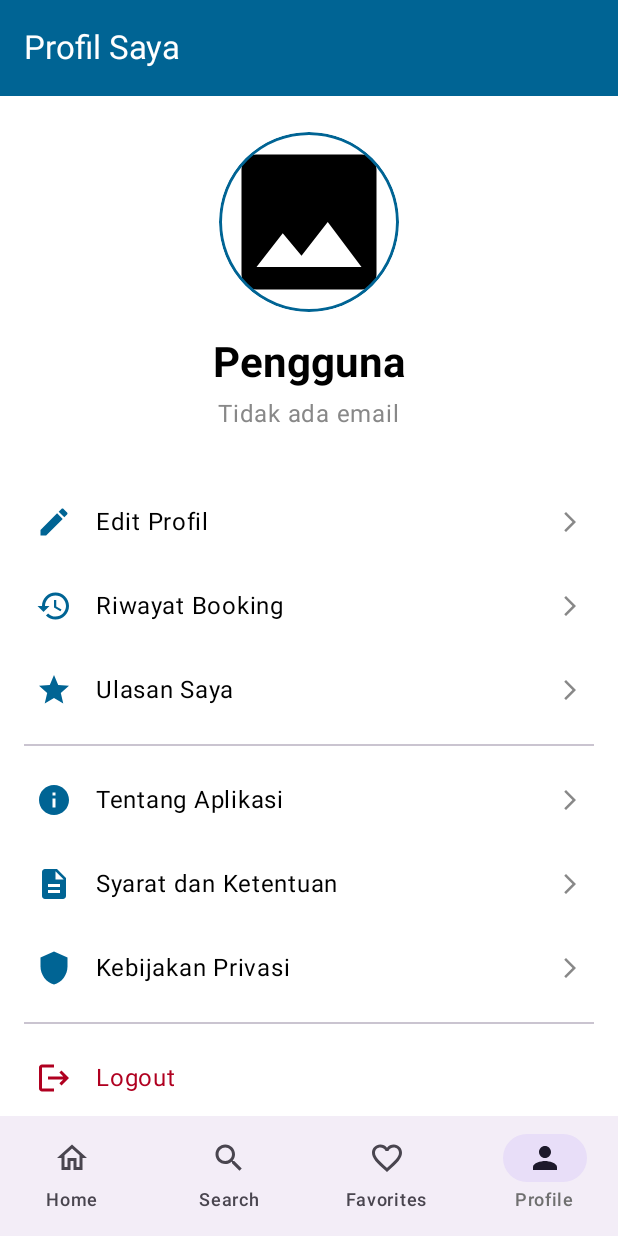
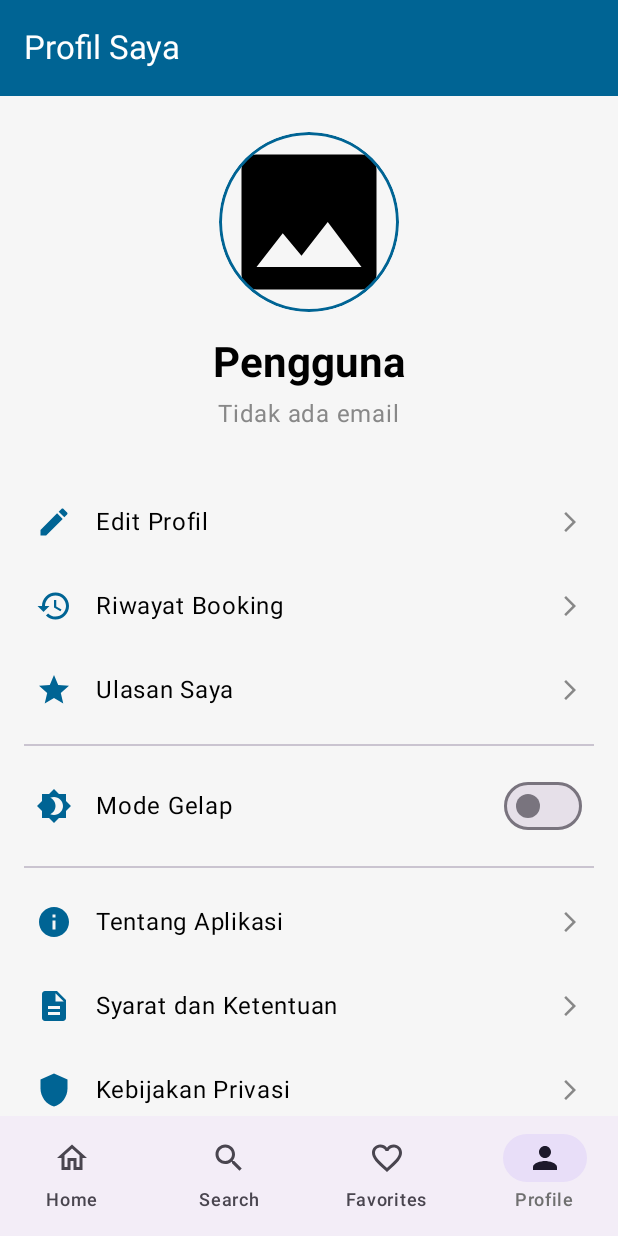
Before and after one commit to zikyegusde/KostFinder, an Android app built with Jetpack Compose: the HomeScreen screen opened through its navigation route, item 4 of the bottom bar chosen, on a phone screen of 412 x 824 dp. Run offline under Robolectric (Android 15) with nearby library versions, the light colour scheme and no system bars; our stand-ins replace Firebase (no records; nobody signed in at launch, a user with empty details on screens opened directly), accompanist; libraries missing offline, so code that uses them is left out: com.cloudinary.android; pictures from the network do not load.

Commit message:
update18

```diff
--- a/app/build.gradle.kts
+++ b/app/build.gradle.kts
@@ -85,6 +85,9 @@ dependencies {
     // ## TAMBAHKAN DEPENDENSI INI UNTUK TAB DAN PAGER ##
     implementation("com.google.accompanist:accompanist-pager:0.28.0")
 
+    // DataStore Preferences
+    implementation("androidx.datastore:datastore-preferences:1.1.1")
+
     // Testing
     testImplementation("junit:junit:4.13.2")
     androidTestImplementation("androidx.test.ext:junit:1.1.5")
--- a/app/src/main/java/com/example/kostfinder/MainActivity.kt
+++ b/app/src/main/java/com/example/kostfinder/MainActivity.kt
@@ -3,14 +3,36 @@ package com.example.kostfinder
 import android.os.Bundle
 import androidx.activity.ComponentActivity
 import androidx.activity.compose.setContent
+import androidx.compose.runtime.collectAsState
+import androidx.compose.runtime.getValue
+import androidx.lifecycle.ViewModelProvider
+import com.example.kostfinder.data.ThemeDataStore
 import com.example.kostfinder.navigation.AppNavigation
 import com.example.kostfinder.ui.theme.KostFinderTheme
 
 class MainActivity : ComponentActivity() {
+
+    private lateinit var themeViewModel: ThemeViewModel
+
     override fun onCreate(savedInstanceState: Bundle?) {
         super.onCreate(savedInstanceState)
+        val themeDataStore = ThemeDataStore(this)
+        themeViewModel = ViewModelProvider(
+            this,
+            object : ViewModelProvider.Factory {
+                override fun <T : androidx.lifecycle.ViewModel> create(modelClass: Class<T>): T {
+                    if (modelClass.isAssignableFrom(ThemeViewModel::class.java)) {
+                        @Suppress("UNCHECKED_CAST")
+                        return ThemeViewModel(themeDataStore) as T
+                    }
+                    throw IllegalArgumentException("Unknown ViewModel class")
+                }
+            }
+        )[ThemeViewModel::class.java]
+
         setContent {
-            KostFinderTheme {
+            val isDarkTheme by themeViewModel.isDarkTheme.collectAsState(initial = false)
+            KostFinderTheme(darkTheme = isDarkTheme) {
                 AppNavigation()
             }
         }
--- /dev/null
+++ b/app/src/main/java/com/example/kostfinder/ThemeViewModel.kt
@@ -0,0 +1,27 @@
+package com.example.kostfinder
+
+import androidx.lifecycle.ViewModel
+import androidx.lifecycle.viewModelScope
+import com.example.kostfinder.data.ThemeDataStore
+import kotlinx.coroutines.flow.SharingStarted
+import kotlinx.coroutines.flow.StateFlow
+import kotlinx.coroutines.flow.map
+import kotlinx.coroutines.flow.stateIn
+import kotlinx.coroutines.launch
+
+class ThemeViewModel(private val themeDataStore: ThemeDataStore) : ViewModel() {
+
+    val isDarkTheme: StateFlow<Boolean> = themeDataStore.isDarkTheme
+        .map { it }
+        .stateIn(
+            scope = viewModelScope,
+            started = SharingStarted.WhileSubscribed(5_000),
+            initialValue = false
+        )
+
+    fun setTheme(isDark: Boolean) {
+        viewModelScope.launch {
+            themeDataStore.setTheme(isDark)
+        }
+    }
+}
--- /dev/null
+++ b/app/src/main/java/com/example/kostfinder/data/ThemeDataStore.kt
@@ -0,0 +1,30 @@
+package com.example.kostfinder.data
+
+import android.content.Context
+import androidx.datastore.core.DataStore
+import androidx.datastore.preferences.core.Preferences
+import androidx.datastore.preferences.core.booleanPreferencesKey
+import androidx.datastore.preferences.core.edit
+import androidx.datastore.preferences.preferencesDataStore
+import kotlinx.coroutines.flow.Flow
+import kotlinx.coroutines.flow.map
+
+// Pindahkan `preferencesDataStore` ke tingkat atas (top-level)
+val Context.dataStore: DataStore<Preferences> by preferencesDataStore(name = "settings")
+
+class ThemeDataStore(private val context: Context) { // Tambahkan `private val`
+
+    private val IS_DARK_THEME = booleanPreferencesKey("is_dark_theme")
+
+    // Sekarang `context` dikenali di sini
+    val isDarkTheme: Flow<Boolean> = context.dataStore.data
+        .map { preferences ->
+            preferences[IS_DARK_THEME] ?: false
+        }
+
+    suspend fun setTheme(isDark: Boolean) {
+        context.dataStore.edit { preferences ->
+            preferences[IS_DARK_THEME] = isDark
+        }
+    }
+}
--- a/app/src/main/java/com/example/kostfinder/screens/ProfileScreen.kt
+++ b/app/src/main/java/com/example/kostfinder/screens/ProfileScreen.kt
@@ -13,20 +13,27 @@ import androidx.compose.material3.*
 import androidx.compose.runtime.Composable
 import androidx.compose.runtime.collectAsState
 import androidx.compose.runtime.getValue
+import androidx.compose.runtime.remember
+import androidx.compose.runtime.rememberCoroutineScope
 import androidx.compose.ui.Alignment
 import androidx.compose.ui.Modifier
 import androidx.compose.ui.draw.clip
 import androidx.compose.ui.graphics.Color
 import androidx.compose.ui.graphics.vector.ImageVector
 import androidx.compose.ui.layout.ContentScale
+import androidx.compose.ui.platform.LocalContext
 import androidx.compose.ui.res.painterResource
 import androidx.compose.ui.text.font.FontWeight
 import androidx.compose.ui.unit.dp
+import androidx.lifecycle.ViewModel
 import androidx.lifecycle.viewmodel.compose.viewModel
 import androidx.navigation.NavController
 import coil.compose.AsyncImage
 import com.example.kostfinder.R
+import com.example.kostfinder.ThemeViewModel
 import com.example.kostfinder.UserViewModel
+import com.example.kostfinder.data.ThemeDataStore
+import kotlinx.coroutines.launch
 
 @OptIn(ExperimentalMaterial3Api::class)
 @Composable
@@ -37,6 +44,23 @@ fun ProfileScreen(
     userViewModel: UserViewModel = viewModel()
 ) {
     val userData by userViewModel.userData.collectAsState()
+    val context = LocalContext.current
+    // Inisialisasi ViewModel untuk tema
+    val themeDataStore = remember { ThemeDataStore(context) }
+    val themeViewModel: ThemeViewModel = viewModel(
+        factory = object : androidx.lifecycle.ViewModelProvider.Factory {
+            override fun <T : ViewModel> create(modelClass: Class<T>): T {
+                if (modelClass.isAssignableFrom(ThemeViewModel::class.java)) {
+                    @Suppress("UNCHECKED_CAST")
+                    return ThemeViewModel(themeDataStore) as T
+                }
+                throw IllegalArgumentException("Unknown ViewModel class")
+            }
+        }
+    )
+    val isDarkTheme by themeViewModel.isDarkTheme.collectAsState(initial = false)
+    val coroutineScope = rememberCoroutineScope()
+
 
     Scaffold(
         topBar = {
@@ -49,12 +73,11 @@ fun ProfileScreen(
             )
         }
     ) { paddingValues ->
-        // ## PERBAIKAN: Seluruh halaman sekarang bisa di-scroll ##
         Column(
             modifier = Modifier
                 .padding(paddingValues)
                 .fillMaxSize()
-                .background(Color.White)
+                .background(MaterialTheme.colorScheme.background) // Menggunakan warna dari tema
                 .verticalScroll(rememberScrollState())
         ) {
             // User Info Section
@@ -79,7 +102,8 @@ fun ProfileScreen(
                 Text(
                     userData?.name ?: "Pengguna",
                     style = MaterialTheme.typography.headlineMedium,
-                    fontWeight = FontWeight.Bold
+                    fontWeight = FontWeight.Bold,
+                    color = MaterialTheme.colorScheme.onBackground // Menggunakan warna dari tema
                 )
                 Spacer(modifier = Modifier.height(4.dp))
                 Text(
@@ -107,6 +131,40 @@ fun ProfileScreen(
                     onClick = { navController.navigate("my_reviews") }
                 )
                 Divider(modifier = Modifier.padding(horizontal = 16.dp, vertical = 8.dp))
+
+                // --- Fitur Mode Gelap Ditambahkan Di Sini ---
+                Row(
+                    modifier = Modifier
+                        .fillMaxWidth()
+                        .padding(horizontal = 24.dp, vertical = 8.dp),
+                    verticalAlignment = Alignment.CenterVertically,
+                    horizontalArrangement = Arrangement.SpaceBetween
+                ) {
+                    Row(verticalAlignment = Alignment.CenterVertically) {
+                        Icon(
+                            imageVector = Icons.Default.Brightness4,
+                            contentDescription = "Dark Mode",
+                            tint = MaterialTheme.colorScheme.primary
+                        )
+                        Spacer(modifier = Modifier.width(16.dp))
+                        Text(
+                            "Mode Gelap",
+                            style = MaterialTheme.typography.bodyLarge,
+                            color = MaterialTheme.colorScheme.onBackground
+                        )
+                    }
+                    Switch(
+                        checked = isDarkTheme,
+                        onCheckedChange = { isChecked ->
+                            coroutineScope.launch {
+                                themeViewModel.setTheme(isChecked)
+                            }
+                        }
+                    )
+                }
+                // -----------------------------------------
+
+                Divider(modifier = Modifier.padding(horizontal = 16.dp, vertical = 8.dp))
                 ProfileMenuItem(
                     text = "Tentang Aplikasi",
                     icon = Icons.Default.Info,
@@ -124,17 +182,14 @@ fun ProfileScreen(
                 )
                 Divider(modifier = Modifier.padding(horizontal = 16.dp, vertical = 8.dp))
 
-                // ## PERBAIKAN: Tombol Logout dijadikan menu item ##
                 ProfileMenuItem(
                     text = "Logout",
                     icon = Icons.Default.Logout,
                     onClick = onLogoutClick,
-                    // Beri warna merah untuk menandakan aksi penting
                     tint = MaterialTheme.colorScheme.error
                 )
             }
 
-            // Beri jarak di bagian paling bawah
             Spacer(modifier = Modifier.height(24.dp))
         }
     }
@@ -145,7 +200,7 @@ fun ProfileMenuItem(
     text: String,
     icon: ImageVector,
     onClick: () -> Unit,
-    tint: Color = MaterialTheme.colorScheme.primary // Parameter baru untuk warna
+    tint: Color = MaterialTheme.colorScheme.primary
 ) {
     Row(
         modifier = Modifier
@@ -157,16 +212,16 @@ fun ProfileMenuItem(
         Icon(
             imageVector = icon,
             contentDescription = text,
-            tint = tint // Gunakan warna dari parameter
+            tint = tint
         )
         Spacer(modifier = Modifier.width(16.dp))
         Text(
             text,
             style = MaterialTheme.typography.bodyLarge,
             modifier = Modifier.weight(1f),
-            color = if (tint != MaterialTheme.colorScheme.primary) tint else LocalContentColor.current
+            // Menggunakan warna dari tema agar teks bisa beradaptasi
+            color = if (tint != MaterialTheme.colorScheme.primary) tint else MaterialTheme.colorScheme.onBackground
         )
-        // Hilangkan ikon panah khusus untuk tombol logout
         if (text != "Logout") {
             Icon(
                 imageVector = Icons.Default.ArrowForwardIos,
```
